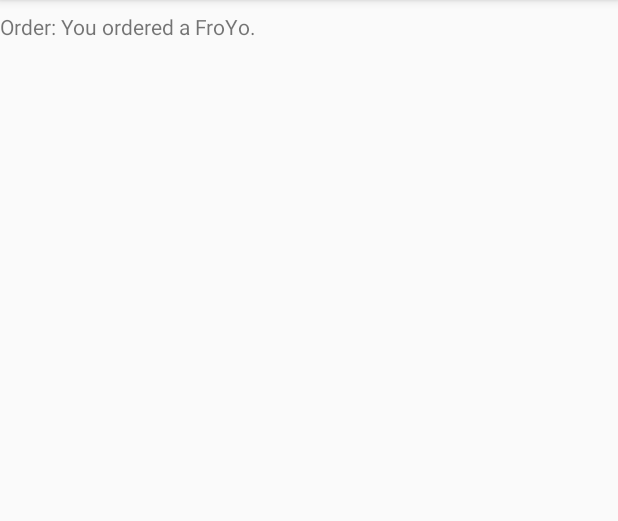
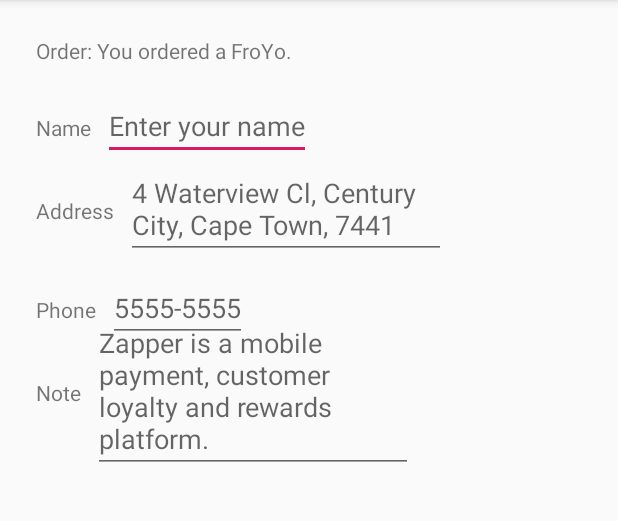
Before and after one commit to Bulana/Android-fundamentals-04.1-Clickable-images, an Android app: the screen it shows after launch (OrderActivity), after a tap on an icon or button, on a phone screen of 412 x 824 dp, the part 84-605 px from its top. Run offline under Robolectric (Android 15) with nearby library versions, the phone set to English and light mode, and no system bars.

Commit message:
added phone and note label and text views

```diff
--- a/DroidDesserts/app/src/main/res/layout/activity_order.xml
+++ b/DroidDesserts/app/src/main/res/layout/activity_order.xml
@@ -8,11 +8,108 @@
 
     <TextView
         android:id="@+id/order_textview"
+        android:layout_width="wrap_content"
         android:layout_height="wrap_content"
+        android:layout_marginLeft="24dp"
+        android:layout_marginTop="16dp"
+        android:hint="Ordered: "
+        android:paddingTop="8dp"
+        app:layout_constraintLeft_toLeftOf="parent"
+        app:layout_constraintTop_toTopOf="parent" />
+
+    <TextView
+        android:id="@+id/name_label"
         android:layout_width="wrap_content"
-        android:hint="You ordered a donut"
-        app:layout_constraintTop_toTopOf="parent"
-        app:layout_constraintLeft_toLeftOf="parent"
-        android:paddingTop="8dp"/>
+        android:layout_height="wrap_content"
+        android:layout_marginLeft="24dp"
+        android:layout_marginTop="32dp"
+        android:text="@string/name_label_tex"
+        app:layout_constraintStart_toStartOf="parent"
+        app:layout_constraintTop_toBottomOf="@+id/order_textview" />
 
+    <TextView
+        android:id="@+id/address_label"
+        android:layout_width="wrap_content"
+        android:layout_height="wrap_content"
+        android:layout_marginStart="24dp"
+        android:layout_marginLeft="24dp"
+        android:layout_marginTop="24dp"
+        android:text="Address"
+        app:layout_constraintStart_toStartOf="parent"
+        app:layout_constraintTop_toBottomOf="@+id/name_text" />
+    <TextView
+        android:id="@+id/phone_label"
+        android:layout_width="wrap_content"
+        android:layout_height="wrap_content"
+        android:text="Phone"
+        android:inputType="phone"
+        android:layout_marginStart="24dp"
+        android:layout_marginLeft="24dp"
+        android:layout_marginTop="24dp"
+        app:layout_constraintStart_toStartOf="parent"
+        app:layout_constraintTop_toBottomOf="@+id/address_text" />
+
+    <TextView
+        android:id="@+id/note_label"
+        android:layout_width="wrap_content"
+        android:layout_height="wrap_content"
+        android:layout_marginStart="24dp"
+        android:layout_marginLeft="24dp"
+        android:layout_marginTop="24dp"
+        android:inputType="textMultiLine"
+        android:text="Note"
+        app:layout_constraintStart_toStartOf="parent"
+        app:layout_constraintTop_toBottomOf="@+id/phone_text" />
+
+    <EditText
+        android:id="@+id/name_text"
+        android:layout_width="wrap_content"
+        android:layout_height="wrap_content"
+        android:layout_marginStart="8dp"
+        android:layout_marginLeft="8dp"
+        android:inputType="textPersonName"
+        app:layout_constraintBaseline_toBaselineOf="@+id/name_label"
+        app:layout_constraintStart_toEndOf="@+id/name_label"
+        android:hint="@string/enter_name_hint"/>
+
+    <EditText
+        android:id="@+id/address_text"
+        android:layout_width="wrap_content"
+        android:layout_height="wrap_content"
+        android:hint="@string/enter_address_hint"
+        android:layout_marginStart="8dp"
+        android:layout_marginLeft="8dp"
+        android:layout_marginTop="8dp"
+        android:ems="10"
+        app:layout_constraintTop_toBottomOf="@+id/name_text"
+        app:layout_constraintStart_toEndOf="@+id/address_label"
+        app:layout_constraintBaseline_toBaselineOf="@+id/address_label"
+        android:inputType="textMultiLine" />
+    <EditText
+        android:id="@+id/phone_text"
+        android:layout_width="wrap_content"
+        android:layout_height="wrap_content"
+        android:inputType="textMultiLine"
+        android:layout_marginTop="8dp"
+        android:layout_marginLeft="8dp"
+        android:layout_marginStart="8dp"
+        android:hint="@string/enter_phone_hint"
+        app:layout_constraintTop_toBottomOf="@+id/address_text"
+        app:layout_constraintBaseline_toBaselineOf="@+id/phone_label"
+        app:layout_constraintStart_toEndOf="@id/phone_label"
+        />
+
+    <EditText
+        android:id="@+id/note_text"
+        android:layout_width="wrap_content"
+        android:layout_height="109dp"
+        android:layout_marginStart="8dp"
+        android:layout_marginLeft="8dp"
+        android:layout_marginTop="8dp"
+        android:ems="10"
+        android:hint="@string/enter_note_hint"
+        android:inputType="textCapSentences|textMultiLine"
+        app:layout_constraintBaseline_toBaselineOf="@+id/note_label"
+        app:layout_constraintStart_toEndOf="@+id/note_label"
+        app:layout_constraintTop_toBottomOf="@+id/phone_text" />
 </android.support.constraint.ConstraintLayout>
--- a/DroidDesserts/app/src/main/res/values/strings.xml
+++ b/DroidDesserts/app/src/main/res/values/strings.xml
@@ -9,4 +9,9 @@
     <string name="ice_cream_order_message">You ordered an ice cream sandwich.</string>
     <string name="froyo_order_message">You ordered a FroYo.</string>
     <string name="change_dessert">Change dessert</string>
+    <string name="name_label_tex">Name</string>
+    <string name="enter_name_hint">Enter your name</string>
+    <string name="enter_address_hint">4 Waterview Cl, Century City, Cape Town, 7441</string>
+    <string name="enter_note_hint">Zapper is a mobile payment, customer loyalty and rewards platform.</string>
+    <string name="enter_phone_hint">5555-5555</string>
 </resources>
```
